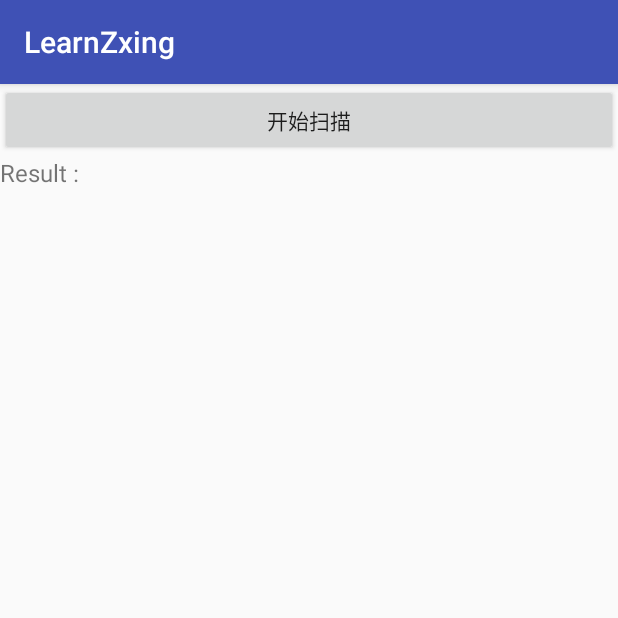
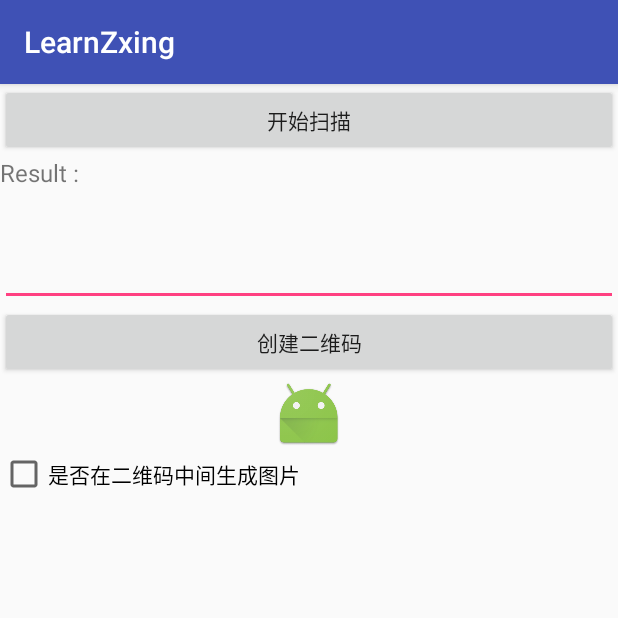
Before and after one commit to wuyinlei/LearnZxing, an Android app: the screen it shows after launch (MainActivity), on a phone screen of 412 x 824 dp, the top half of it. Run offline under Robolectric (Android 15) with nearby library versions, the phone set to English and light mode, and no system bars.

Commit message:
加入二维码的生成，根据输入到输入框中的信息来生成唯一的二维码，可以选择是否在生成的二维码中加入自定义的图片

```diff
--- a/src/main/java/com/example/wuyin/learnzxing/MainActivity.java
+++ b/src/main/java/com/example/wuyin/learnzxing/MainActivity.java
@@ -21,10 +21,15 @@ import com.xys.libzxing.zxing.encoding.EncodingUtils;
 
 public class MainActivity extends AppCompatActivity {
 
-    private Button btnStartScan;
+    private Button btnStartScan, btnMakeQrcode;
 
     private TextView tvResult;
 
+    private EditText etZxing;
+
+    private ImageView showQrcode;
+
+    private CheckBox mCheckBox;
 
 
     @Override
@@ -37,7 +42,12 @@ public class MainActivity extends AppCompatActivity {
         btnStartScan.setOnClickListener(new MyClickListener());
         tvResult = (TextView) findViewById(R.id.result);
 
-
+        //生成二维码
+        btnMakeQrcode = (Button) findViewById(R.id.make_qrcode);
+        btnMakeQrcode.setOnClickListener(new MyClickListener());
+        etZxing = (EditText) findViewById(R.id.et_zxing);
+        showQrcode = (ImageView) findViewById(R.id.showQrcode);
+        mCheckBox = (CheckBox) findViewById(R.id.checkbox);
     }
 
 
@@ -47,10 +57,24 @@ public class MainActivity extends AppCompatActivity {
         public void onClick(View v) {
             if (v.getId() == R.id.btn_start_scan) {
                 startActivityForResult(new Intent(MainActivity.this, CaptureActivity.class), 0);
+            } else if (v.getId() == R.id.make_qrcode) {
+                makeQrcode();
             }
         }
     }
 
+    /**
+     * 生成二维码
+     */
+    private void makeQrcode() {
+        String input = etZxing.getText().toString();
+        if (!TextUtils.isEmpty(input)) {
+            Bitmap bitmap = EncodingUtils.createQRCode(input, 500, 500, mCheckBox.isChecked() ? BitmapFactory.decodeResource(getResources(), R.mipmap.kenan) : null);
+            showQrcode.setImageBitmap(bitmap);
+        } else {
+            Toast.makeText(this, "输入不能为空", Toast.LENGTH_SHORT).show();
+        }
+    }
 
     @Override
     protected void onActivityResult(int requestCode, int resultCode, Intent data) {
--- a/src/main/res/layout/activity_main.xml
+++ b/src/main/res/layout/activity_main.xml
@@ -26,5 +26,27 @@
         android:layout_marginTop="5dp"
         android:textSize="20sp"/>
 
+    <EditText
+        android:id="@+id/et_zxing"
+        android:layout_width="match_parent"
+        android:layout_height="wrap_content"/>
+
+    <Button
+        android:id="@+id/make_qrcode"
+        android:layout_width="match_parent"
+        android:layout_height="wrap_content"
+        android:text="创建二维码"/>
+
+    <ImageView
+        android:id="@+id/showQrcode"
+        android:layout_gravity="center"
+        android:background="@mipmap/ic_launcher"
+        android:layout_width="wrap_content"
+        android:layout_height="wrap_content"/>
+    <CheckBox
+        android:id="@+id/checkbox"
+        android:text="是否在二维码中间生成图片"
+        android:layout_width="wrap_content"
+        android:layout_height="wrap_content"/>
 
 </LinearLayout>
```
